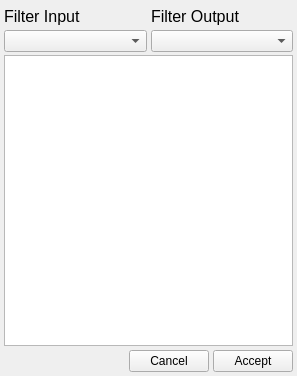
Before: the Qt Designer form librarydialogpanel.ui in AartOdding/ZigZagQt, drawn with Qt 5.
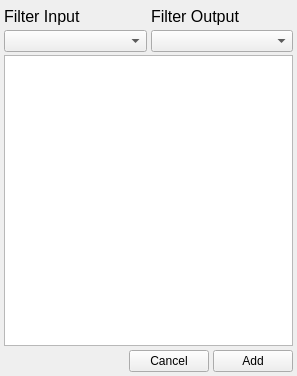
After: the same form once the commit is applied.

```diff
--- a/librarydialogpanel.ui
+++ b/librarydialogpanel.ui
@@ -124,7 +124,7 @@
       <item>
        <widget class="QPushButton" name="accept_button">
         <property name="text">
-         <string>Accept</string>
+         <string>Add</string>
         </property>
        </widget>
       </item>
```
